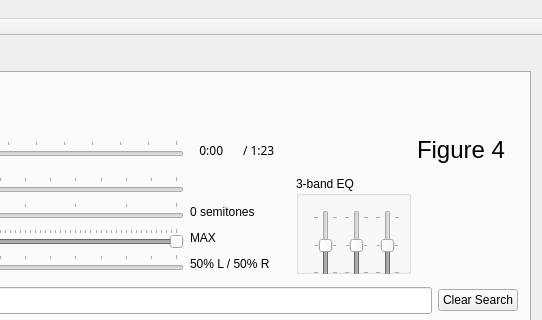
This is SquareDesk-DEV/test123/mainwindow.ui in mpogue2/SquareDesk as Qt 5 draws it before an edit; both pictures show x 466 to 1008 and y 0 to 320 of the 1008 by 582 pixel window. The edited form follows.
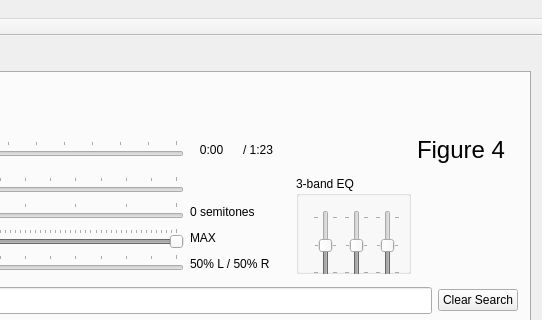
This is the edited form. Custom widgets are drawn as their Qt base class.

Diff of the .ui file:
```diff
--- a/SquareDesk-DEV/test123/mainwindow.ui
+++ b/SquareDesk-DEV/test123/mainwindow.ui
@@ -259,7 +259,7 @@
             </property>
             <property name="font">
              <font>
-              <family>.SF NS Text</family>
+              <family>Arial</family>
               <pointsize>9</pointsize>
              </font>
             </property>
@@ -326,7 +326,7 @@
             </property>
             <property name="font">
              <font>
-              <family>.SF NS Text</family>
+              <family>Arial</family>
               <pointsize>9</pointsize>
              </font>
             </property>
```
